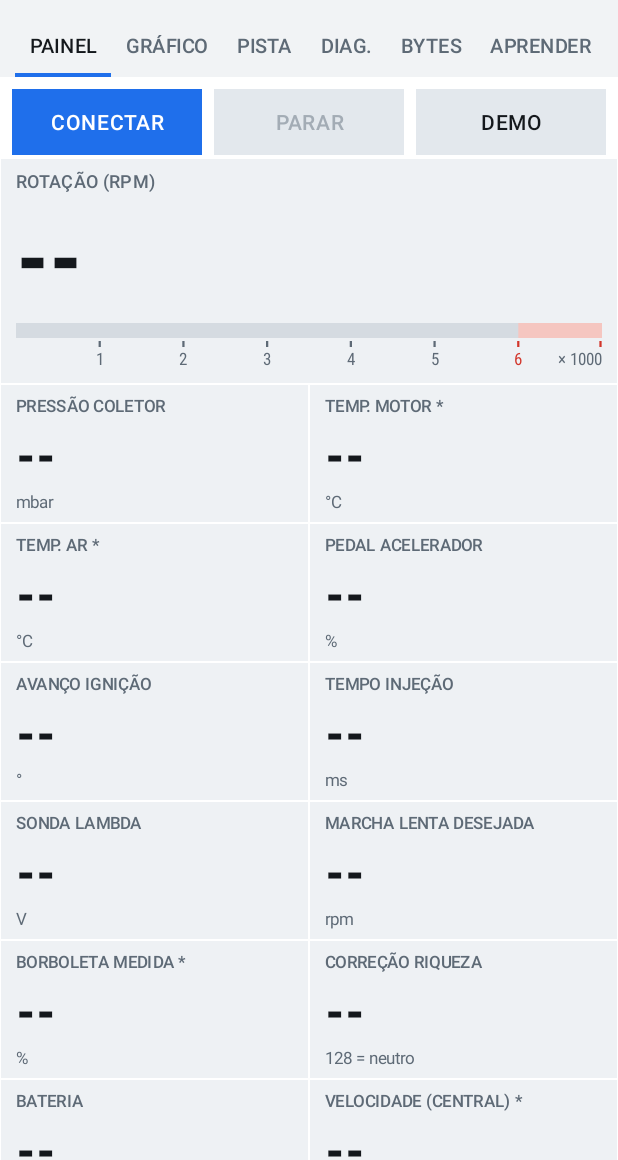
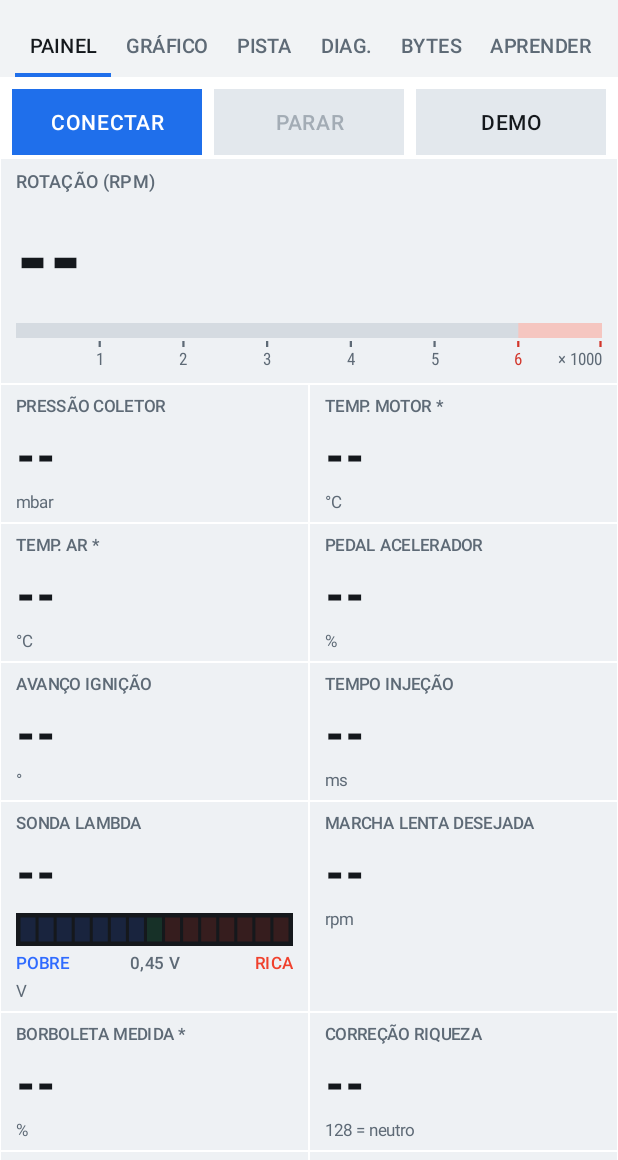
Before and after one commit to PhCalegari/LeitorECU, an Android app: the screen it shows after launch (MainActivity), on a phone screen of 412 x 824 dp, the part 76-1236 px from its top. Run offline under Robolectric (Android 15) with nearby library versions, the phone set to English and light mode, and no system bars.

Commit message:
Indicador de mistura rica/pobre no bloco da sonda; app 1.17
- Bloco "Sonda lambda" com barra de LEDs (0 a 1 V da sonda dianteira:
  azul pobre, verde 0,45 V ideal, vermelho rica) numa faixa escura própria
- Etiqueta RICA / POBRE / CORTE (corte de injeção = pé fora do acelerador,
  para não mostrar falso "pobre") e a média de 30 s da correção da central
- Fundo do bloco colorido pela escala de calor, no padrão dos outros
- Módulo "Mistura agora" fica disponível em Personalizar, fora do padrão;
  quem já tinha o bloco separado no Painel tem ele removido uma vez
- versionCode 18

```diff
--- a/android/app/build.gradle.kts
+++ b/android/app/build.gradle.kts
@@ -11,8 +11,8 @@ android {
         applicationId = "br.leitorecu"
         minSdk = 23
         targetSdk = 34
-        versionCode = 17
-        versionName = "1.16"
+        versionCode = 18
+        versionName = "1.17"
     }
     buildTypes {
         release { isMinifyEnabled = false }
--- a/android/app/src/main/java/br/leitorecu/MainActivity.kt
+++ b/android/app/src/main/java/br/leitorecu/MainActivity.kt
@@ -61,6 +61,35 @@ class MainActivity : Activity() {
     private val C1 get() = Color.parseColor(if (Ui.night) "#00B8E6" else "#0091C2")   // série 1 do gráfico
     private val C2 get() = Color.parseColor(if (Ui.night) "#F5E13A" else "#D6336C")   // série 2 do gráfico
     private var tach: TachView? = null
+    private var mixBar: MixBarView? = null
+
+    /** Bloco da sonda: LEDs + RICA/POBRE/CORTE colorido + média de 30 s da correção da central. */
+    private fun showMixInLambda(v: Double, b: Map<Int, ByteArray>) {
+        val cut = RenaultMap.SIGNALS.firstOrNull { it.key == "st_inj" }?.read(b) == 0.0
+        mixBar?.cut = cut
+        mixBar?.volts = if (cut) null else v
+        val t = tiles["lambda"] ?: return
+        val (word, col) = when {
+            cut -> "CORTE" to MUTED                               // pé fora: sonda cai sem a mistura estar pobre
+            v > 0.45 -> "RICA" to Color.parseColor("#E53935")
+            else -> "POBRE" to Color.parseColor("#2F6BFF")
+        }
+        val m = LambdaWatch.mix(b)
+        val rest = when {
+            cut -> "  pé fora do acelerador"
+            m == null -> "  média: juntando…"
+            m == LambdaWatch.MIX_COLD -> "  motor frio"
+            else -> "  30 s: ${LambdaWatch.mixLabel(m)}"
+        }
+        // etiqueta: texto branco sobre vermelho/azul/cinza, legível sobre o bloco colorido
+        val tag = " $word "
+        val sp = android.text.SpannableString(tag + rest)
+        sp.setSpan(android.text.style.BackgroundColorSpan(if (cut) Color.parseColor("#6B7380") else col), 0, tag.length, 0)
+        sp.setSpan(android.text.style.ForegroundColorSpan(Color.WHITE), 0, tag.length, 0)
+        sp.setSpan(android.text.style.StyleSpan(android.graphics.Typeface.BOLD), 0, tag.length, 0)
+        t.unit?.text = sp
+        mixBar?.onColor = Ui.heatFor("lambda", v) != null
+    }
     private lateinit var connBox: LinearLayout
     private lateinit var discSmall: Button
 
@@ -231,6 +260,12 @@ class MainActivity : Activity() {
         Health.init(this)
         SpeedMap.load(getSharedPreferences("cfg", 0))
         dash = DashConfig.load(this)
+        val cfgP = getSharedPreferences("cfg", 0)
+        // o indicador de mistura agora fica dentro do bloco da sonda: tira o bloco separado de quem já tinha
+        if (!cfgP.getBoolean("mix_now_removed", false)) {
+            if (dash.removeAll { it.key == "mix_now" }) DashConfig.save(this, dash)
+            cfgP.edit().putBoolean("mix_now_removed", true).putBoolean("mix_now_added", true).apply()
+        }
         val gp = getSharedPreferences("cfg", 0)
         graphKeys = arrayOf(gp.getString("g1", "rpm"), gp.getString("g2", "lambda"))
         buildUi()
@@ -447,6 +482,7 @@ class MainActivity : Activity() {
         valueViews.clear()
         tiles.clear()
         tach = null
+        mixBar = null
         val hair = maxOf(1, resources.displayMetrics.density.toInt())   // fresta preta de ~2 px entre os blocos
         fun cellLp(span: Int) = GridLayout.LayoutParams(
             GridLayout.spec(GridLayout.UNDEFINED, GridLayout.FILL, 1f),
@@ -477,6 +513,12 @@ class MainActivity : Activity() {
                 val t = TachView(this)
                 card.addView(t, LinearLayout.LayoutParams(-1, -2).apply { topMargin = dp(2); bottomMargin = dp(2) })
                 tach = t
+            }
+            if (cfg.key == "lambda") {
+                // dentro do bloco da sonda: LEDs pobre (azul) à esquerda, rica (vermelho) à direita, ideal no meio
+                val mb = MixBarView(this, if (cfg.big) 21 else 15)
+                card.addView(mb, LinearLayout.LayoutParams(-1, -2).apply { topMargin = dp(2) })
+                mixBar = mb
             }
             val unitTv = if (cfg.key != "rpm")
                 text(if (m.raw) "byte bruto 0–255" else m.unit, 11f, MUTED).apply { maxLines = 1; ellipsize = android.text.TextUtils.TruncateAt.END }
@@ -1044,7 +1086,7 @@ class MainActivity : Activity() {
         LambdaWatch.feed(b)
         LambdaWatch.feedMix(b)
         // valores calculados (consumo) mostram "--" quando faltam dados, em vez do último valor
-        for (k in listOf("cons_lh", "cons_kml", "trip_kml", "avg5_kml", "avg5_lh", "lambda_st", "mistura")) {
+        for (k in listOf("cons_lh", "cons_kml", "trip_kml", "avg5_kml", "avg5_lh", "lambda_st", "mistura", "mix_now")) {
             val m = Modules.byKey(k) ?: continue
             if (m.read(b) == null) valueViews[k]?.text = "--"
         }
@@ -1062,6 +1104,7 @@ class MainActivity : Activity() {
             valueViews[k]?.text = m.text?.invoke(v) ?: fmt(v, m.dec)
             if (k == "rpm") tach?.rpm = v
             paintTile(k, v)   // bloco pintado pela escala de calor, como as células do mapa
+            if (k == "lambda") showMixInLambda(v, b)
         }
         latest = Modules.known.mapNotNull { m -> m.read(b)?.let { m.key to it } }.toMap() +
                 ("_t" to System.currentTimeMillis().toDouble())   // hora da última leitura da central
--- a/android/app/src/main/java/br/leitorecu/Modules.kt
+++ b/android/app/src/main/java/br/leitorecu/Modules.kt
@@ -120,6 +120,17 @@ object Modules {
         Module("trip_kml", "Média da viagem", "km/L", 1, true, false) { _ -> Fuel.avgKml() },
         // estado da sonda dianteira nos últimos ~10 s: 2 = oscilando OK, 1 = rica, 0 = pobre, -1 = parada
         // mistura: média da correção da riqueza (PR035) em 30 s; + = central adicionando combustível
+        // indicador na hora pela sonda dianteira: > 0,45 V rica, < 0,45 V pobre; -1 = corte de injeção
+        Module("mix_now", "Mistura agora", "sonda dianteira", 2, false, false,
+            text = { v -> when { v < 0 -> "CORTE"; v > 0.45 -> "RICA"; else -> "POBRE" } }) { b ->
+            val lam = RenaultMap.SIGNALS.firstOrNull { it.key == "lambda" }?.read(b)
+            val inj = RenaultMap.SIGNALS.firstOrNull { it.key == "st_inj" }?.read(b)
+            when {
+                lam == null -> null
+                inj == 0.0 -> -1.0          // pé fora: a central cortou a injeção, a sonda cai sem a mistura estar "pobre"
+                else -> lam
+            }
+        },
         Module("mistura", "Mistura", "correção média 30 s (+ = central adicionando combustível)", 0, false, false,
             text = { LambdaWatch.mixLabel(it) }) { b -> LambdaWatch.mix(b) },
         Module("lambda_st", "Sonda lambda (estado)", "últimos 12 s, motor quente", 0, false, false,
@@ -164,7 +175,7 @@ object DashConfig {
     fun default(): MutableList<CardCfg> =
         Modules.known.filter {
             it.key !in setOf("pedal1", "pedal2", "st_inj", "st_lenta", "st_pe", "st_fundo", "pedal_aprend", "trip_l", "trip_km",
-                "lambda2", "knock", "avg5_lh")
+                "lambda2", "knock", "avg5_lh", "mix_now")
         }
             .map { CardCfg(it.key, it.key == "rpm") }.toMutableList()
 
--- a/android/app/src/main/java/br/leitorecu/Ui.kt
+++ b/android/app/src/main/java/br/leitorecu/Ui.kt
@@ -197,6 +197,71 @@ object Ui {
 }
 
 /**
+ * Indicador de mistura com LEDs, como os medidores de sonda de banda estreita: 0 a 1 V da sonda dianteira.
+ * Esquerda (abaixo de 0,45 V) = POBRE em azul; direita = RICA em vermelho; o centro (0,45 V) é o ideal.
+ * Acende o LED da leitura atual e os vizinhos mais fracos; no corte de injeção ([cut]) fica tudo apagado.
+ */
+class MixBarView(ctx: Context, private val n: Int = 21) : View(ctx) {
+    var volts: Double? = null
+        set(v) { field = v; invalidate() }
+    var cut = false
+        set(v) { field = v; invalidate() }
+    /** O bloco está pintado (escala de calor): rótulos em preto, como o resto do texto do bloco. */
+    var onColor = false
+        set(v) { if (field != v) { field = v; invalidate() } }
+
+    private val d = ctx.resources.displayMetrics.density
+    private val plate = Paint().apply { color = Color.parseColor("#15181C") }
+    private val p = Paint(Paint.ANTI_ALIAS_FLAG)
+    private val label = Paint(Paint.ANTI_ALIAS_FLAG).apply {
+        typeface = Ui.BODY_MED; textSize = 11f * ctx.resources.displayMetrics.scaledDensity; letterSpacing = 0.05f
+    }
+    private val lean = Color.parseColor("#2F6BFF")
+    private val ideal = Color.parseColor("#27C26C")
+    private val rich = Color.parseColor("#F0402C")
+
+    override fun onMeasure(w: Int, h: Int) = setMeasuredDimension(MeasureSpec.getSize(w), (46 * d).toInt())
+
+    private fun ledColor(i: Int): Int {
+        val mid = n / 2
+        return when {
+            i == mid -> ideal
+            i < mid -> lean
+            else -> rich
+        }
+    }
+
+    override fun onDraw(c: Canvas) {
+        val w = width.toFloat()
+        // módulo de LED: placa escura atrás dos LEDs (fica legível sobre qualquer cor de fundo)
+        val pad = 3 * d
+        val top = 2 * d + pad; val h = 16 * d
+        c.drawRect(0f, top - pad, w, top + h + pad, plate)
+        val gap = (if (n <= 15) 2 else 3) * d
+        val lw = (w - 2 * pad - gap * (n - 1)) / n
+        // LED aceso = posição da tensão (0,0 a 1,0 V em 21 passos de 0,05 V)
+        val lit = volts?.let { ((it.coerceIn(0.0, 1.0)) * (n - 1) + 0.5).toInt() }   // n LEDs de 0 a 1 V
+        for (i in 0 until n) {
+            val x = pad + i * (lw + gap)
+            val dist = if (lit == null || cut) 99 else kotlin.math.abs(i - lit)
+            val col = ledColor(i)
+            p.color = col
+            p.alpha = when (dist) { 0 -> 255; 1 -> 120; else -> 38 }
+            c.drawRect(x, top, x + lw, top + h, p)
+        }
+        p.alpha = 255
+        val y = top + h + pad + 15 * d
+        val dark = Color.argb(200, 0, 0, 0)
+        label.textAlign = Paint.Align.LEFT; label.color = if (onColor) dark else lean
+        c.drawText("POBRE", 0f, y, label)
+        label.textAlign = Paint.Align.CENTER; label.color = if (onColor) dark else Ui.MUTED
+        c.drawText("0,45 V", w / 2, y, label)
+        label.textAlign = Paint.Align.RIGHT; label.color = if (onColor) dark else rich
+        c.drawText("RICA", w, y, label)
+    }
+}
+
+/**
  * Conta-giros em barra: escala de 0 a 7.000 rpm com marcas de 1.000 em 1.000 e faixa vermelha a partir de 6.000.
  * O preenchimento segue a escala de calor (azul em baixa, vermelho no alto), como as tabelas de mapa.
  */
```
Also changed, not shown: 2 other files.
